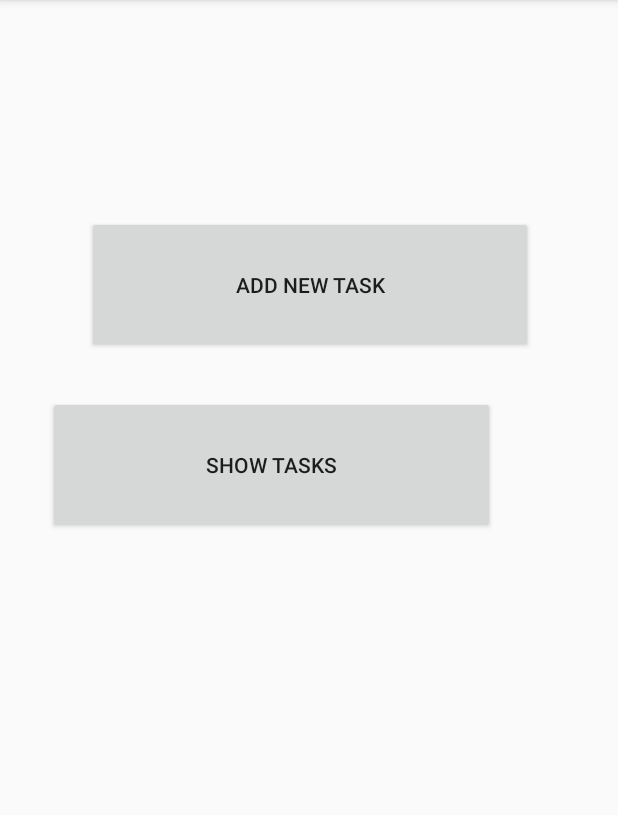
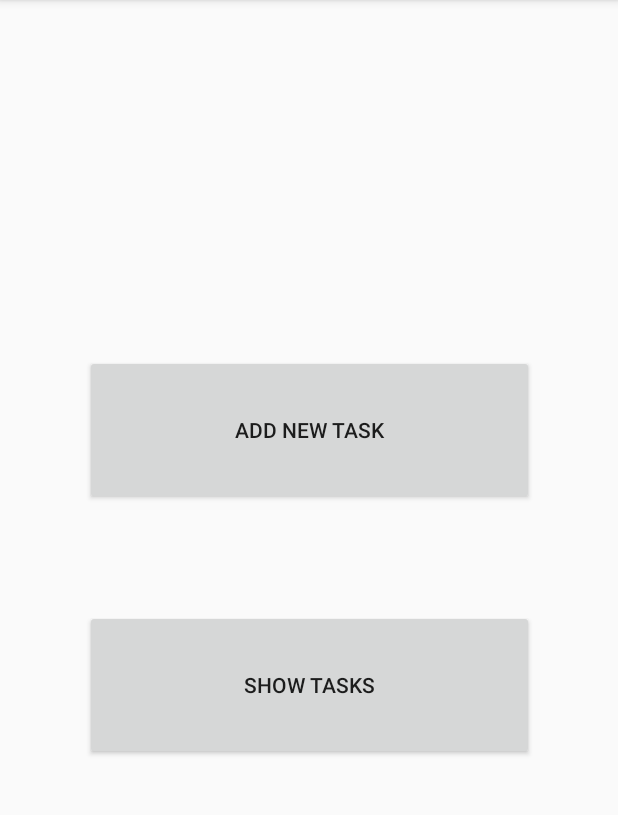
Before and after one commit to tpazera/android-tasklist, an Android app: the screen it shows after launch (MainActivity), on a phone screen of 412 x 824 dp, the part 84-899 px from its top. Run offline under Robolectric (Android 15) with nearby library versions, the phone set to English and light mode, and no system bars.

Commit message:
update layout

```diff
--- a/app/src/main/res/layout-land/activity_main.xml
+++ b/app/src/main/res/layout-land/activity_main.xml
@@ -8,24 +8,24 @@
 
     <Button
             android:id="@+id/button"
-        android:layout_width="215dp"
-        android:layout_height="90dp"
-        android:layout_marginTop="48dp"
+            android:layout_width="300dp"
+            android:layout_height="200dp"
             android:text="@string/dodaj_nowe_zadanie"
-        app:layout_constraintEnd_toEndOf="parent"
-        app:layout_constraintHorizontal_bias="0.031"
-        app:layout_constraintStart_toStartOf="parent"
-        app:layout_constraintTop_toTopOf="parent" />
+            app:layout_constraintTop_toTopOf="parent"
+            android:layout_marginTop="106dp" app:layout_constraintBottom_toBottomOf="parent"
+            android:layout_marginBottom="105dp" app:layout_constraintStart_toStartOf="parent"
+            android:layout_marginStart="55dp" android:layout_marginEnd="376dp"
+            app:layout_constraintEnd_toEndOf="parent"/>
 
     <Button
             android:id="@+id/button1"
-        android:layout_width="215dp"
-        android:layout_height="90dp"
-        android:layout_marginTop="48dp"
+            android:layout_width="300dp"
+            android:layout_height="200dp"
             android:text="@string/przegl_dnij_list_zada"
-        app:layout_constraintEnd_toEndOf="parent"
-        app:layout_constraintHorizontal_bias="0.963"
-        app:layout_constraintStart_toStartOf="parent"
-        app:layout_constraintTop_toTopOf="parent" />
+            app:layout_constraintTop_toTopOf="parent"
+            android:layout_marginTop="106dp" app:layout_constraintBottom_toBottomOf="parent"
+            android:layout_marginBottom="105dp" app:layout_constraintStart_toStartOf="parent"
+            android:layout_marginStart="374dp" android:layout_marginEnd="57dp"
+            app:layout_constraintEnd_toEndOf="parent"/>
 
 </androidx.constraintlayout.widget.ConstraintLayout>
--- a/app/src/main/res/layout/activity_main.xml
+++ b/app/src/main/res/layout/activity_main.xml
@@ -8,17 +8,23 @@
 
     <Button
             android:text="@string/przegl_dnij_list_zada"
-            android:layout_width="298dp"
-            android:layout_height="91dp"
-            android:id="@+id/button1" app:layout_constraintTop_toTopOf="parent"
-            app:layout_constraintStart_toStartOf="parent" android:layout_marginTop="264dp"
-            android:layout_marginStart="32dp"/>
+            android:layout_width="299dp"
+            android:layout_height="100dp"
+            android:id="@+id/button1"
+            app:layout_constraintStart_toStartOf="parent"
+            android:layout_marginStart="56dp" app:layout_constraintTop_toTopOf="parent"
+            android:layout_marginTop="388dp" app:layout_constraintBottom_toBottomOf="parent"
+            android:layout_marginBottom="243dp" android:layout_marginEnd="56dp"
+            app:layout_constraintEnd_toEndOf="parent"/>
     <Button
             android:text="@string/dodaj_nowe_zadanie"
-            android:layout_width="297dp"
-            android:layout_height="91dp"
-            android:id="@+id/button" app:layout_constraintTop_toTopOf="parent"
-            app:layout_constraintStart_toStartOf="parent" android:layout_marginTop="144dp"
-            app:layout_constraintEnd_toEndOf="parent" app:layout_constraintHorizontal_bias="0.507"/>
+            android:layout_width="299dp"
+            android:layout_height="100dp"
+            android:id="@+id/button"
+            app:layout_constraintTop_toTopOf="parent"
+            android:layout_marginTop="218dp" app:layout_constraintStart_toStartOf="parent"
+            android:layout_marginStart="56dp" app:layout_constraintBottom_toBottomOf="parent"
+            android:layout_marginBottom="413dp" android:layout_marginEnd="56dp"
+            app:layout_constraintEnd_toEndOf="parent"/>
 
 </androidx.constraintlayout.widget.ConstraintLayout>
```
Lines whose indentation alone changed are shown as unchanged.
